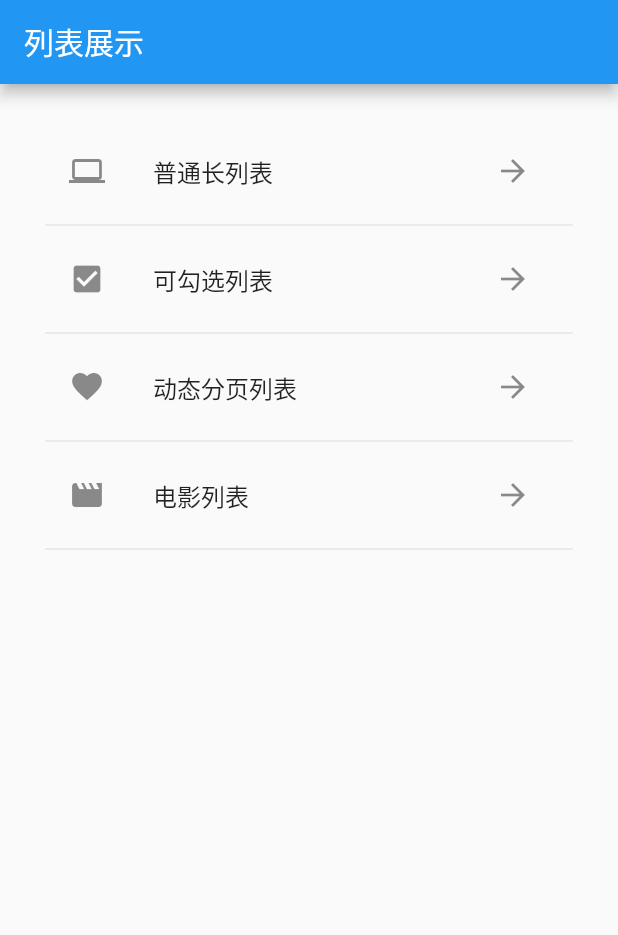
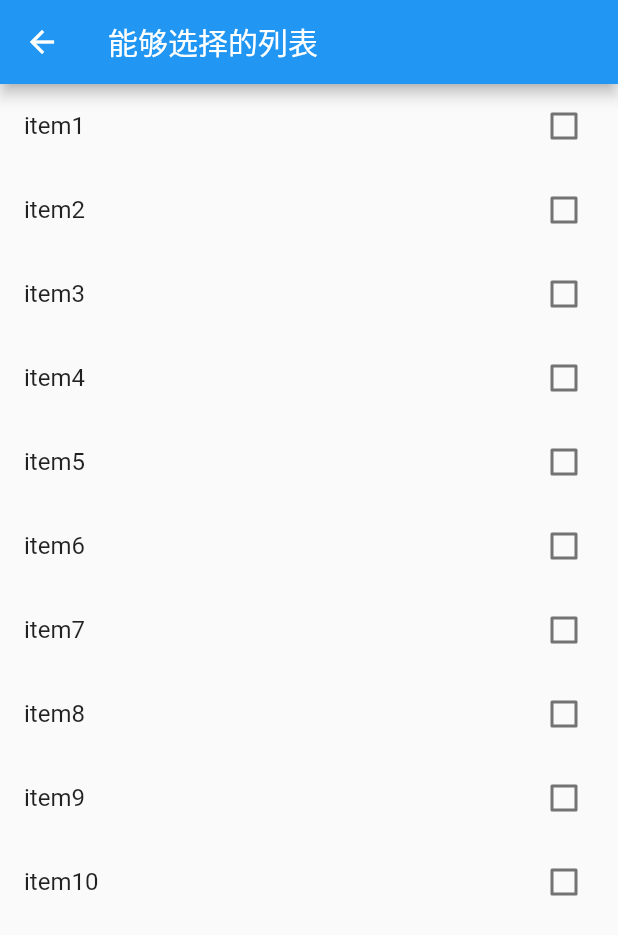
Before and after one commit to OceanCheung/flutter_work, a Flutter app: the ListPage screen opened directly, after a tap on "可勾选列表", on a phone screen of 412 x 824 dp. Shown: the top 935 px of the screen. Run offline on Flutter 3.47's test engine with Material 2 defaults, Android fonts, the phone set to English and light mode, and no system bars; our stand-ins replace dio; missing offline and left inert: flutter_refresh, flutter_webview_plugin; generated files the repository leaves out were written again.

Commit message:
添加普通长列表/可勾选列表/动态分页列表

```diff
--- /dev/null
+++ b/lib/model/check_list.dart
@@ -0,0 +1,6 @@
+class CheckList {
+  int index;
+  String title;
+  bool checked = false;
+  CheckList(this.index, this.title, this.checked);
+}
--- a/lib/pages/list.dart
+++ b/lib/pages/list.dart
@@ -1,6 +1,8 @@
 import 'package:flutter/material.dart';
 import '../config/custom_icon.dart';
 import './list/common_list.dart';
+import './list/checkbox_list.dart';
+import './list/refresh_list.dart';
 
 class ListPage extends StatefulWidget {
   @override
@@ -37,12 +39,30 @@ class _ListPageState extends State<ListPage> {
               leading: Icon(Icons.check_box),
               trailing:
                   IconButton(onPressed: () {}, icon: Icon(Icons.arrow_forward)),
-              onTap: () {},
+              onTap: () {
+                Navigator.push(
+                    context,
+                    MaterialPageRoute(
+                        builder: (BuildContext context) => CheckboxListPage()));
+              },
             ),
             Divider(),
             ListTile(
               title: Text('动态分页列表'),
               leading: Icon(CustomIcon.favorite),
+              trailing:
+                  IconButton(onPressed: () {}, icon: Icon(Icons.arrow_forward)),
+              onTap: () {
+                Navigator.push(
+                    context,
+                    MaterialPageRoute(
+                        builder: (BuildContext context) => RefreshListPage()));
+              },
+            ),
+            Divider(),
+            ListTile(
+              title: Text('dataTable列表'),
+              leading: Icon(Icons.table_chart),
               trailing:
                   IconButton(onPressed: () {}, icon: Icon(Icons.arrow_forward)),
               onTap: () {},
--- /dev/null
+++ b/lib/pages/list/checkbox_list.dart
@@ -0,0 +1,56 @@
+import 'package:flutter/material.dart';
+import '../../model/check_list.dart';
+
+class CheckboxListPage extends StatefulWidget {
+  @override
+  _CheckboxListPageState createState() {
+    return _CheckboxListPageState();
+  }
+}
+
+class _CheckboxListPageState extends State<CheckboxListPage> {
+  List<CheckList> _list;
+
+  Widget getListCheckbox() {
+    return ListView.builder(
+      itemCount: _list.length,
+      itemBuilder: (context, index) {
+        CheckList checkList = _list[index];
+        return CheckboxListTile(
+          title: Text(checkList.title),
+          value: checkList.checked,
+          onChanged: (value) {
+            setState(() {
+              checkList.checked = value;
+            });
+          },
+        );
+      },
+    );
+  }
+
+  @override
+  Widget build(BuildContext context) {
+    return Scaffold(
+        appBar: AppBar(
+          title: Text('能够选择的列表'),
+        ),
+        body: getListCheckbox());
+  }
+
+  @override
+  void initState() {
+    super.initState();
+    _list = List();
+    for (int i = 0; i < 10; i++) {
+      CheckList checkList =
+          new CheckList((i + 1), "item" + (i + 1).toString(), false);
+      _list.add(checkList);
+    }
+  }
+
+  @override
+  void dispose() {
+    super.dispose();
+  }
+}
```
Also changed, not shown: lib/pages/list/common_list.dart (+13 -6 lines), lib/pages/list/refresh_list.dart (added, +66 -0 lines), pubspec.yaml (+4 -3 lines), pubspec.lock.
